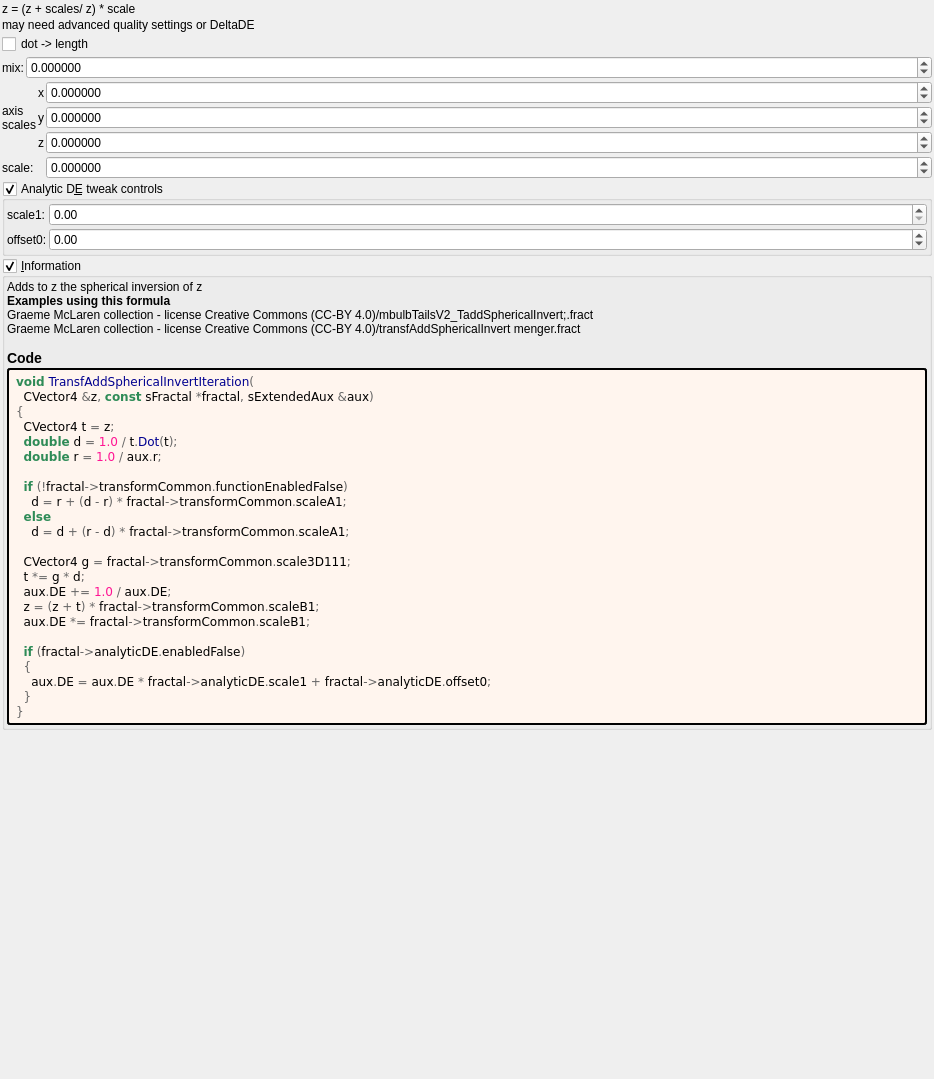
Qt form mandelbulber2/formula/ui/transf_add_spherical_invert.ui (buddhi1980/mandelbulber2) before a commit.
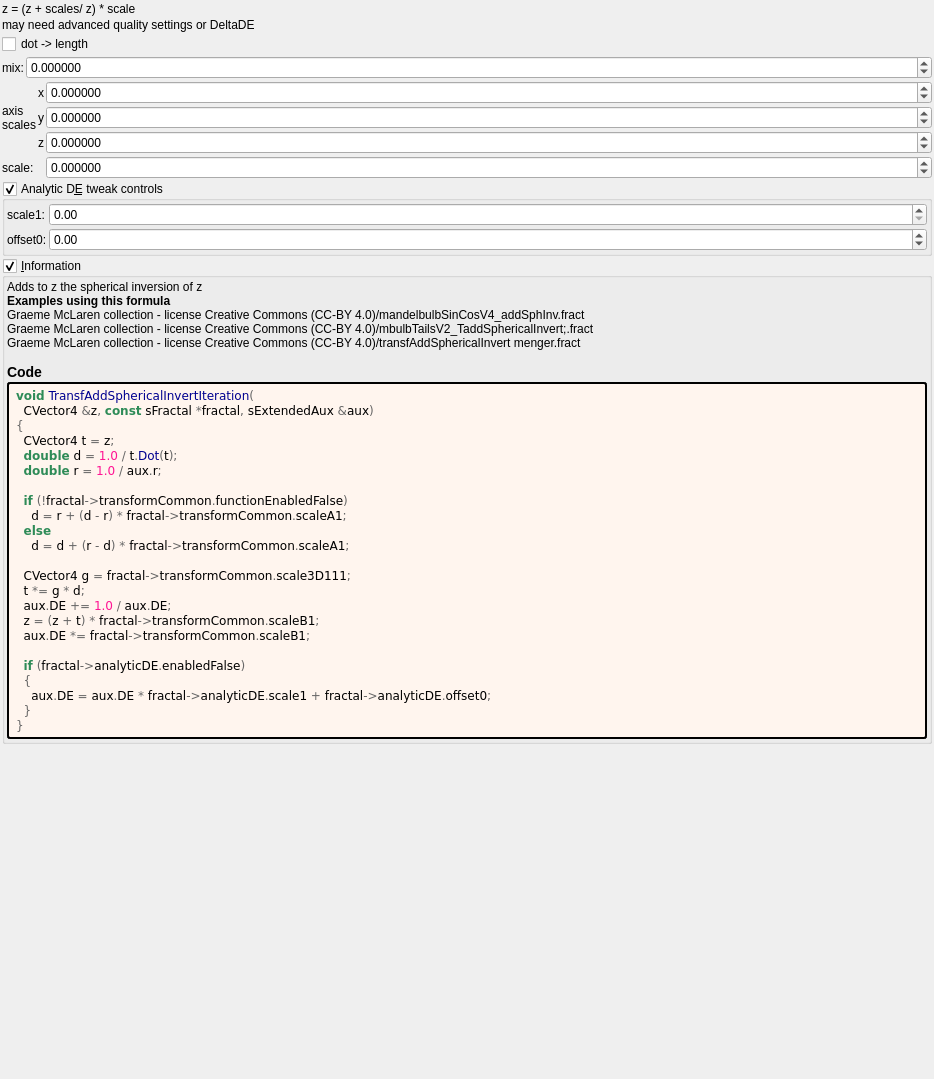
The same form after that commit. Custom widgets are drawn as their Qt base class.

```diff
--- a/mandelbulber2/formula/ui/transf_add_spherical_invert.ui
+++ b/mandelbulber2/formula/ui/transf_add_spherical_invert.ui
@@ -383,7 +383,7 @@
         <property name="text">
          <string notr="true">&lt;p&gt;Adds to z the spherical inversion of z&lt;/p&gt;&lt;table&gt;
 &lt;/table&gt;
-&lt;br&gt;&lt;b&gt;Examples using this formula&lt;/b&gt;&lt;br&gt;Graeme McLaren  collection - license Creative Commons  (CC-BY 4.0)/mbulbTailsV2_TaddSphericalInvert;.fract&lt;br&gt;Graeme McLaren  collection - license Creative Commons  (CC-BY 4.0)/transfAddSphericalInvert menger.fract&lt;h3&gt;Code&lt;/h3&gt;</string>
+&lt;br&gt;&lt;b&gt;Examples using this formula&lt;/b&gt;&lt;br&gt;Graeme McLaren  collection - license Creative Commons  (CC-BY 4.0)/mandelbulbSinCosV4_addSphInv.fract&lt;br&gt;Graeme McLaren  collection - license Creative Commons  (CC-BY 4.0)/mbulbTailsV2_TaddSphericalInvert;.fract&lt;br&gt;Graeme McLaren  collection - license Creative Commons  (CC-BY 4.0)/transfAddSphericalInvert menger.fract&lt;h3&gt;Code&lt;/h3&gt;</string>
         </property>
         <property name="wordWrap">
          <bool>true</bool>
```
